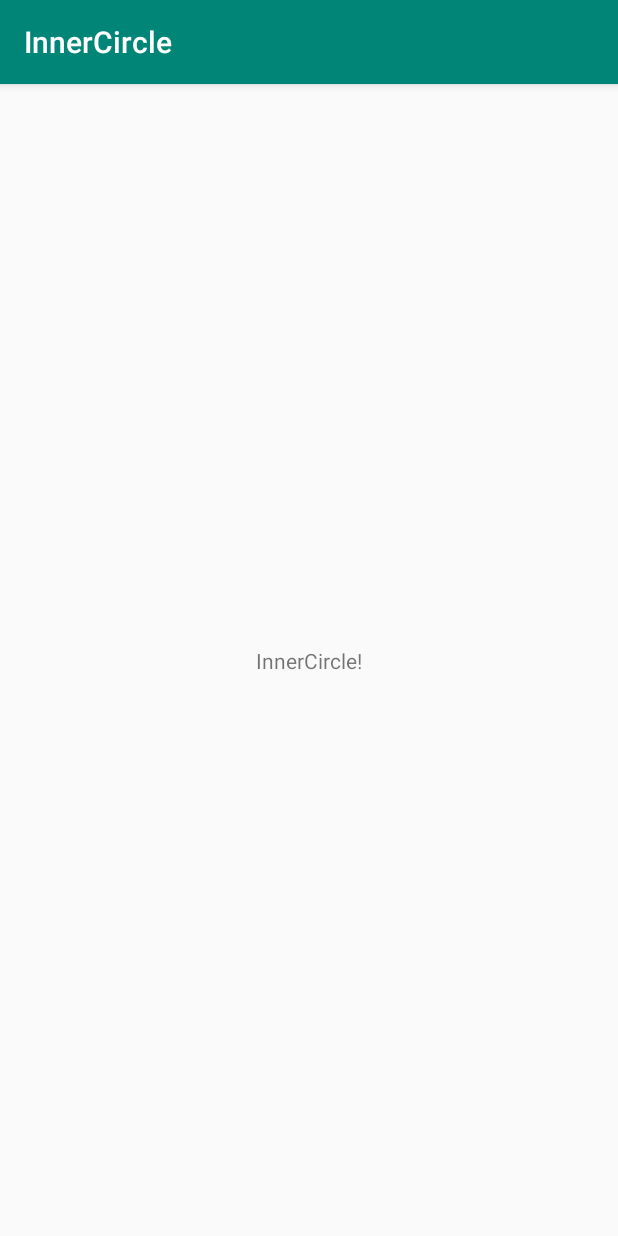
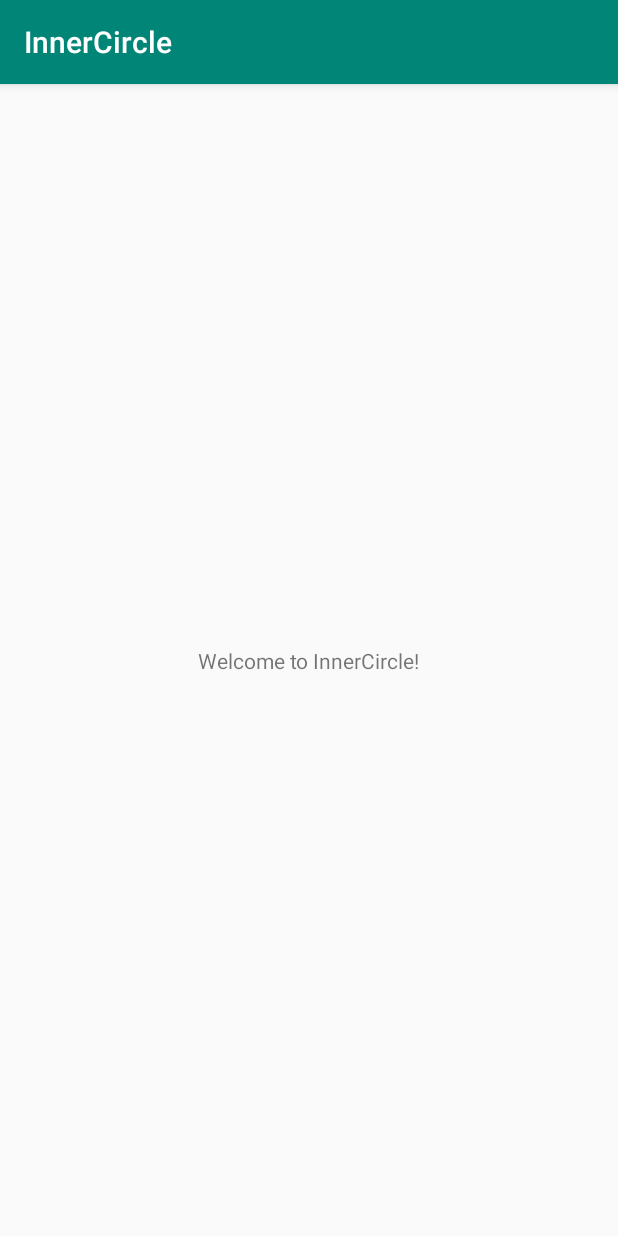
Before and after one commit to mzschandy/InnerCircle, an Android app: the screen it shows after launch (MainActivity), on a phone screen of 412 x 824 dp. Run offline under Robolectric (Android 15) with nearby library versions, the phone set to English and light mode, and no system bars.

Commit message:
Added "Welcome to InnerCircle!"

```diff
--- a/app/src/main/res/layout/activity_main.xml
+++ b/app/src/main/res/layout/activity_main.xml
@@ -9,7 +9,7 @@
     <TextView
         android:layout_width="wrap_content"
         android:layout_height="wrap_content"
-        android:text="InnerCircle!"
+        android:text="Welcome to InnerCircle!"
         app:layout_constraintBottom_toBottomOf="parent"
         app:layout_constraintLeft_toLeftOf="parent"
         app:layout_constraintRight_toRightOf="parent"
```
